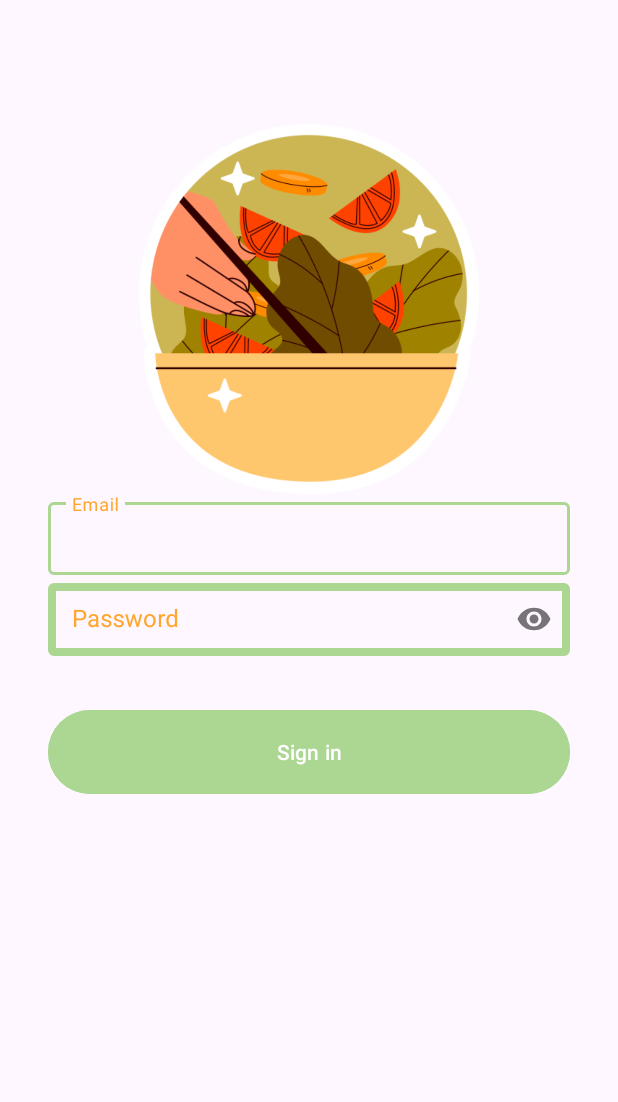
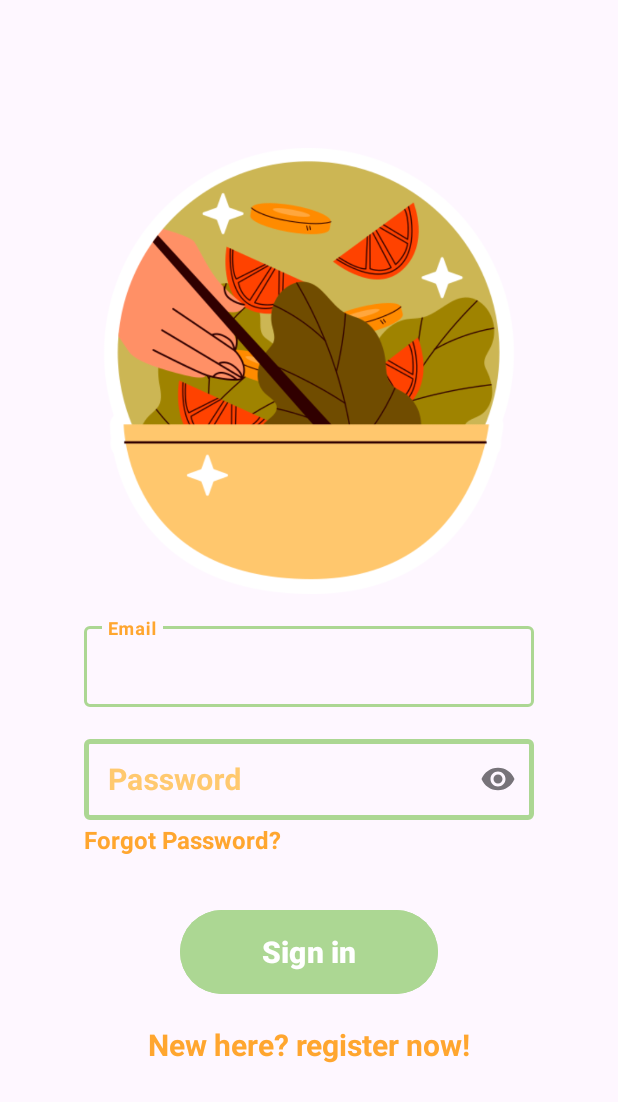
Before and after one commit to FlavourFInder/mobile-development, an Android app: the screen it shows after launch (LoginActivity), on a phone screen of 412 x 824 dp. Shown: the top 1102 px of the screen. Run offline under Robolectric (Android 15) with nearby library versions, the phone set to English and light mode, and no system bars.

Commit message:
Tampilan signIn selesai

```diff
--- a/app/src/main/java/com/example/flavorfinder/view/LoginActivity.kt
+++ b/app/src/main/java/com/example/flavorfinder/view/LoginActivity.kt
@@ -11,7 +11,7 @@ class LoginActivity : AppCompatActivity() {
     override fun onCreate(savedInstanceState: Bundle?) {
         super.onCreate(savedInstanceState)
         enableEdgeToEdge()
-        setContentView(R.layout.activity_main)
+        setContentView(R.layout.activity_signin)
         ViewCompat.setOnApplyWindowInsetsListener(findViewById(R.id.main)) { v, insets ->
             val systemBars = insets.getInsets(WindowInsetsCompat.Type.systemBars())
             v.setPadding(systemBars.left, systemBars.top, systemBars.right, systemBars.bottom)
--- a/app/src/main/res/layout/activity_main.xml
+++ b/app/src/main/res/layout/activity_signin.xml
@@ -11,21 +11,25 @@
         android:id="@+id/imageView"
         android:layout_width="0dp"
         android:layout_height="0dp"
+        android:layout_marginTop="16dp"
+        android:layout_marginBottom="16dp"
         android:layout_marginStart="32dp"
         android:layout_marginEnd="32dp"
         app:layout_constraintBottom_toTopOf="@+id/guidelineHorizontal"
         app:layout_constraintEnd_toEndOf="parent"
         app:layout_constraintStart_toStartOf="parent"
         app:layout_constraintTop_toTopOf="@+id/guidelineHorizontal2"
+        android:contentDescription="@string/SignInImage"
         app:srcCompat="@drawable/salad" />
 
     <com.google.android.material.textfield.TextInputLayout
         android:id="@+id/emailEditTextLayout"
-        style="@style/LoginTextInputLayoutStyle"
+        style="@style/SigninTextInputLayoutStyle"
         android:layout_width="0dp"
         android:layout_height="wrap_content"
-        android:layout_marginStart="32dp"
-        android:layout_marginEnd="32dp"
+        android:layout_marginTop="16dp"
+        android:layout_marginStart="56dp"
+        android:layout_marginEnd="56dp"
         app:layout_constraintEnd_toEndOf="parent"
         app:layout_constraintStart_toStartOf="parent"
         app:layout_constraintTop_toBottomOf="@+id/imageView">
@@ -35,6 +39,8 @@
             android:layout_width="match_parent"
             android:layout_height="wrap_content"
             android:hint="@string/email"
+            android:textSize="20sp"
+            android:textStyle="bold"
             android:ems="10"
             android:inputType="textEmailAddress"
             tools:ignore="SpeakableTextPresentCheck" />
@@ -42,11 +48,12 @@
 
     <com.google.android.material.textfield.TextInputLayout
         android:id="@+id/passwordEditTextLayout"
-        style="@style/LoginTextInputLayoutStyle"
+        style="@style/SigninTextInputLayoutStyle"
         android:layout_width="0dp"
         android:layout_height="wrap_content"
-        android:layout_marginStart="32dp"
-        android:layout_marginEnd="32dp"
+        android:layout_marginTop="16dp"
+        android:layout_marginStart="56dp"
+        android:layout_marginEnd="56dp"
         app:endIconMode="password_toggle"
         app:layout_constraintEnd_toEndOf="parent"
         app:layout_constraintStart_toStartOf="parent"
@@ -57,23 +64,58 @@
             android:layout_width="match_parent"
             android:layout_height="wrap_content"
             android:hint="@string/password"
+            android:textSize="20sp"
+            android:textStyle="bold"
             android:ems="10"
             android:inputType="textPassword"
             tools:ignore="SpeakableTextPresentCheck" />
     </com.google.android.material.textfield.TextInputLayout>
 
+    <TextView
+        android:id="@+id/ForgotPasswordTextButton"
+        android:layout_width="0dp"
+        android:layout_height="wrap_content"
+        app:layout_constraintEnd_toEndOf="parent"
+        app:layout_constraintStart_toStartOf="parent"
+        android:layout_marginTop="2dp"
+        android:layout_marginStart="56dp"
+        android:layout_marginEnd="56dp"
+        android:textSize="16sp"
+        android:textStyle="bold"
+        android:textColor="@color/orange500"
+        android:text="@string/forgot_password"
+        app:layout_constraintTop_toBottomOf="@+id/passwordEditTextLayout"
+    />
+
     <Button
         android:id="@+id/loginButton"
         android:layout_width="0dp"
         android:layout_height="64dp"
-        android:layout_marginStart="32dp"
         android:layout_marginTop="32dp"
-        android:layout_marginEnd="32dp"
+        android:layout_marginStart="120dp"
+        android:layout_marginEnd="120dp"
         android:backgroundTint="@color/green"
         android:text="@string/signIn"
+        android:textSize="20sp"
+        android:textStyle="bold"
         app:layout_constraintEnd_toEndOf="parent"
         app:layout_constraintStart_toStartOf="parent"
-        app:layout_constraintTop_toBottomOf="@+id/passwordEditTextLayout" />
+        app:layout_constraintTop_toBottomOf="@+id/ForgotPasswordTextButton" />
+
+    <TextView
+        android:id="@+id/GoToRegisterPageTextButton"
+        android:layout_width="0dp"
+        android:layout_height="wrap_content"
+        app:layout_constraintEnd_toEndOf="parent"
+        app:layout_constraintStart_toStartOf="parent"
+        android:layout_marginTop="16dp"
+        android:gravity="center"
+        android:textSize="20sp"
+        android:textStyle="bold"
+        android:textColor="@color/orange500"
+        android:text="@string/newHere"
+        app:layout_constraintTop_toBottomOf="@+id/loginButton"
+        />
 
     <androidx.constraintlayout.widget.Guideline
         android:id="@+id/guidelineHorizontal"
@@ -81,7 +123,7 @@
         android:layout_height="64dp"
         android:orientation="horizontal"
         app:layout_constraintEnd_toEndOf="parent"
-        app:layout_constraintGuide_percent="0.4"
+        app:layout_constraintGuide_percent="0.5"
         app:layout_constraintStart_toStartOf="parent" />
 
     <androidx.constraintlayout.widget.Guideline
--- a/app/src/main/res/values/strings.xml
+++ b/app/src/main/res/values/strings.xml
@@ -8,4 +8,7 @@
     <string name="register">Register</string>
     <string name="newHere">New here? register now!</string>
     <string name="haveAccount">Have an account? Sign in here!</string>
+
+    <!-- Content Description text -->
+    <string name="SignInImage">Gambar pada page Sign in</string>
 </resources>
--- a/app/src/main/res/values/style.xml
+++ b/app/src/main/res/values/style.xml
@@ -1,12 +1,13 @@
 <resources>
-    <style name="LoginTextInputLayoutStyle" parent="Widget.MaterialComponents.TextInputLayout.OutlinedBox.Dense">
+    <style name="SigninTextInputLayoutStyle" parent="Widget.MaterialComponents.TextInputLayout.OutlinedBox.Dense">
         <item name="boxStrokeColor">@color/text_input_box_stroke</item>
-        <item name="boxStrokeWidth">5dp</item>
+        <item name="boxStrokeWidth">3dp</item>
 
         <!-- The color of the label when it is collapsed and the text field is active -->
         <item name="hintTextColor">@color/orange500</item>
         <!-- The color of the label in all other text field states (such as resting and disabled) -->
-        <item name="android:textColorHint">@color/orange500</item>
+        <item name="android:textColorHint">@color/orange200</item>
+
     </style>
 
 </resources>
```
